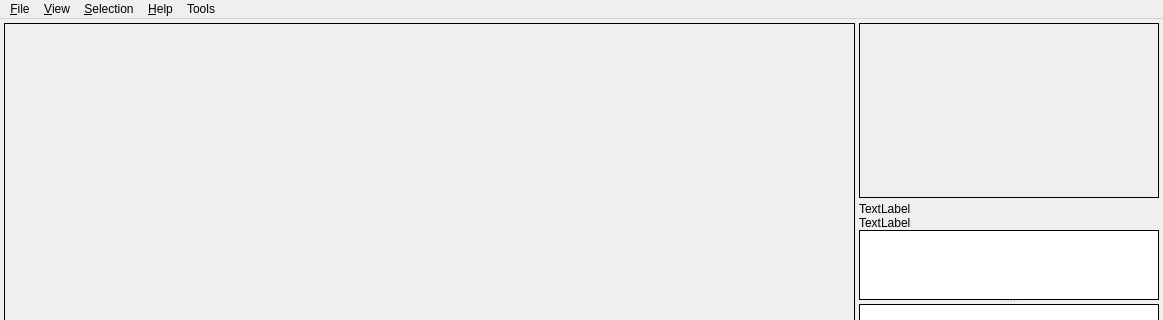
The window that src/saisieQT/ui/saisieQT_window.ui (micmacIGN/micmac) describes before a commit, drawn with Qt 5; both pictures show x 0 to 1163 and y 0 to 320 of the 1163 by 745 pixel window.
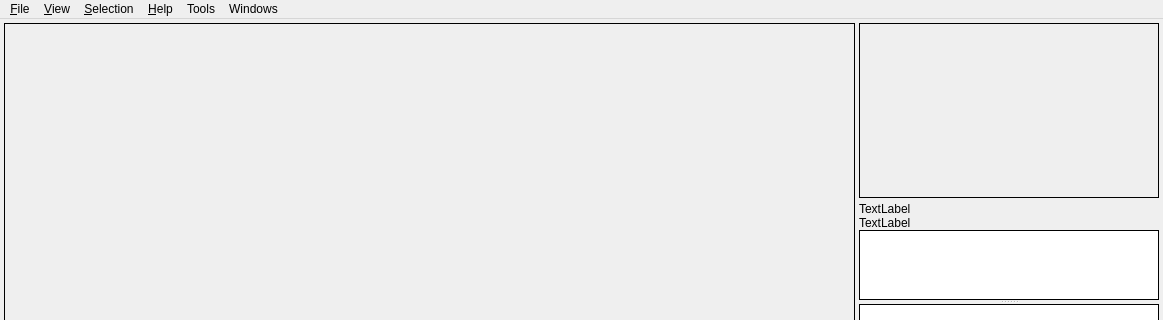
The same window after the commit. Icons and pictures are not drawn.

Commit message: SaisieQT : Show view

```diff
--- a/src/saisieQT/ui/saisieQT_window.ui
+++ b/src/saisieQT/ui/saisieQT_window.ui
@@ -526,11 +526,19 @@
     </property>
     <addaction name="actionRule"/>
    </widget>
+   <widget class="QMenu" name="menuWindows">
+    <property name="title">
+     <string>Windows</string>
+    </property>
+    <addaction name="actionShow_Zoom_window"/>
+    <addaction name="actionShow_3D_view"/>
+   </widget>
    <addaction name="menuFile"/>
    <addaction name="menuView"/>
    <addaction name="menuSelection"/>
    <addaction name="menuHelp"/>
    <addaction name="menuTools"/>
+   <addaction name="menuWindows"/>
   </widget>
   <action name="actionFullScreen">
    <property name="checkable">
```
Left out of the diff: 25 changed lines with no effect on the pictures. The commit also changes 2 other files.
